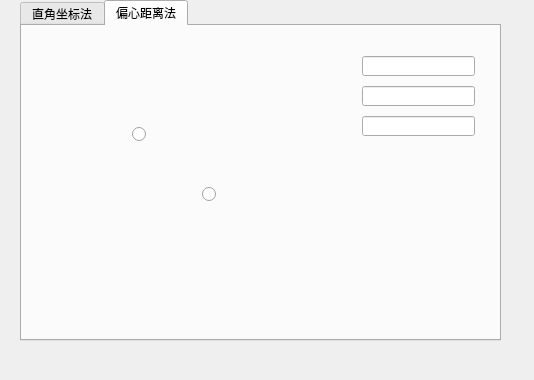
WZhutian/GIS_Project, file GIS_Project/pianxin.ui: the form before one commit.
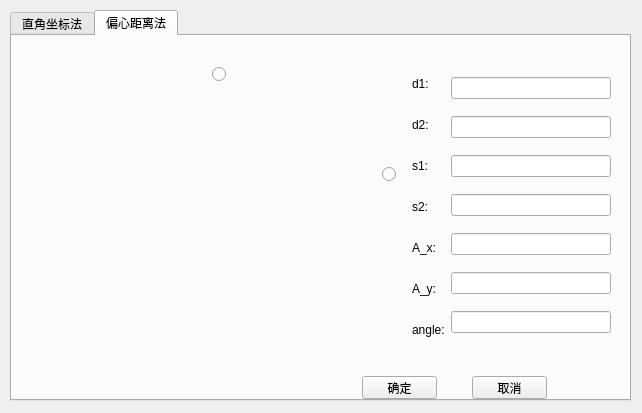
The form after the commit. Icons and pictures are not drawn.

Diff of the .ui file:
```diff
--- a/GIS_Project/pianxin.ui
+++ b/GIS_Project/pianxin.ui
@@ -6,8 +6,8 @@
    <rect>
     <x>0</x>
     <y>0</y>
-    <width>534</width>
-    <height>380</height>
+    <width>642</width>
+    <height>413</height>
    </rect>
   </property>
   <property name="windowTitle">
@@ -16,10 +16,10 @@
   <widget class="QTabWidget" name="tabWidget">
    <property name="geometry">
     <rect>
-     <x>20</x>
-     <y>0</y>
-     <width>481</width>
-     <height>341</height>
+     <x>10</x>
+     <y>10</y>
+     <width>621</width>
+     <height>391</height>
     </rect>
    </property>
    <property name="currentIndex">
@@ -135,8 +135,8 @@
     <widget class="QRadioButton" name="radioButton_left">
      <property name="geometry">
       <rect>
-       <x>110</x>
-       <y>100</y>
+       <x>200</x>
+       <y>30</y>
        <width>16</width>
        <height>16</height>
       </rect>
@@ -148,8 +148,8 @@
     <widget class="QRadioButton" name="radioButton_right">
      <property name="geometry">
       <rect>
-       <x>180</x>
-       <y>160</y>
+       <x>370</x>
+       <y>130</y>
        <width>16</width>
        <height>16</height>
       </rect>
@@ -158,43 +158,13 @@
       <string/>
      </property>
     </widget>
-    <widget class="QLineEdit" name="lineEdit_6">
-     <property name="geometry">
-      <rect>
-       <x>340</x>
-       <y>30</y>
-       <width>113</width>
-       <height>20</height>
-      </rect>
-     </property>
-    </widget>
-    <widget class="QLineEdit" name="lineEdit_7">
-     <property name="geometry">
-      <rect>
-       <x>340</x>
-       <y>60</y>
-       <width>113</width>
-       <height>20</height>
-      </rect>
-     </property>
-    </widget>
-    <widget class="QLineEdit" name="lineEdit_8">
-     <property name="geometry">
-      <rect>
-       <x>340</x>
-       <y>90</y>
-       <width>113</width>
-       <height>20</height>
-      </rect>
-     </property>
-    </widget>
     <widget class="QLabel" name="label_6">
      <property name="geometry">
       <rect>
-       <x>20</x>
-       <y>40</y>
-       <width>211</width>
-       <height>231</height>
+       <x>-10</x>
+       <y>10</y>
+       <width>411</width>
+       <height>301</height>
       </rect>
      </property>
      <property name="styleSheet">
@@ -204,6 +174,122 @@
       <string/>
      </property>
     </widget>
+    <widget class="QPushButton" name="pianxin_OK">
+     <property name="geometry">
+      <rect>
+       <x>350</x>
+       <y>340</y>
+       <width>75</width>
+       <height>23</height>
+      </rect>
+     </property>
+     <property name="text">
+      <string>确定</string>
+     </property>
+    </widget>
+    <widget class="QPushButton" name="pianxin_cancel">
+     <property name="geometry">
+      <rect>
+       <x>460</x>
+       <y>340</y>
+       <width>75</width>
+       <height>23</height>
+      </rect>
+     </property>
+     <property name="text">
+      <string>取消</string>
+     </property>
+    </widget>
+    <widget class="QWidget" name="">
+     <property name="geometry">
+      <rect>
+       <x>400</x>
+       <y>30</y>
+       <width>199</width>
+       <height>281</height>
+      </rect>
+     </property>
+     <layout class="QHBoxLayout" name="horizontalLayout">
+      <item>
+       <layout class="QVBoxLayout" name="verticalLayout">
+        <item>
+         <widget class="QLabel" name="label_3">
+          <property name="text">
+           <string>d1:</string>
+          </property>
+         </widget>
+        </item>
+        <item>
+         <widget class="QLabel" name="label_4">
+          <property name="text">
+           <string>d2:</string>
+          </property>
+         </widget>
+        </item>
+        <item>
+         <widget class="QLabel" name="label_7">
+          <property name="text">
+           <string>s1:</string>
+          </property>
+         </widget>
+        </item>
+        <item>
+         <widget class="QLabel" name="label_8">
+          <property name="text">
+           <string>s2:</string>
+          </property>
+         </widget>
+        </item>
+        <item>
+         <widget class="QLabel" name="label_9">
+          <property name="text">
+           <string>A_x:</string>
+          </property>
+         </widget>
+        </item>
+        <item>
+         <widget class="QLabel" name="label_10">
+          <property name="text">
+           <string>A_y:</string>
+          </property>
+         </widget>
+        </item>
+        <item>
+         <widget class="QLabel" name="label_11">
+          <property name="text">
+           <string>angle:</string>
+          </property>
+         </widget>
+        </item>
+       </layout>
+      </item>
+      <item>
+       <layout class="QVBoxLayout" name="verticalLayout_2">
+        <item>
+         <widget class="QLineEdit" name="d1"/>
+        </item>
+        <item>
+         <widget class="QLineEdit" name="d2"/>
+        </item>
+        <item>
+         <widget class="QLineEdit" name="s1"/>
+        </item>
+        <item>
+         <widget class="QLineEdit" name="s2"/>
+        </item>
+        <item>
+         <widget class="QLineEdit" name="A_x"/>
+        </item>
+        <item>
+         <widget class="QLineEdit" name="A_y"/>
+        </item>
+        <item>
+         <widget class="QLineEdit" name="angle"/>
+        </item>
+       </layout>
+      </item>
+     </layout>
+    </widget>
     <zorder>label_6</zorder>
     <zorder>radioButton_left</zorder>
     <zorder>radioButton_right</zorder>
```
Left out of the diff: 21 changed lines with no effect on the pictures.
